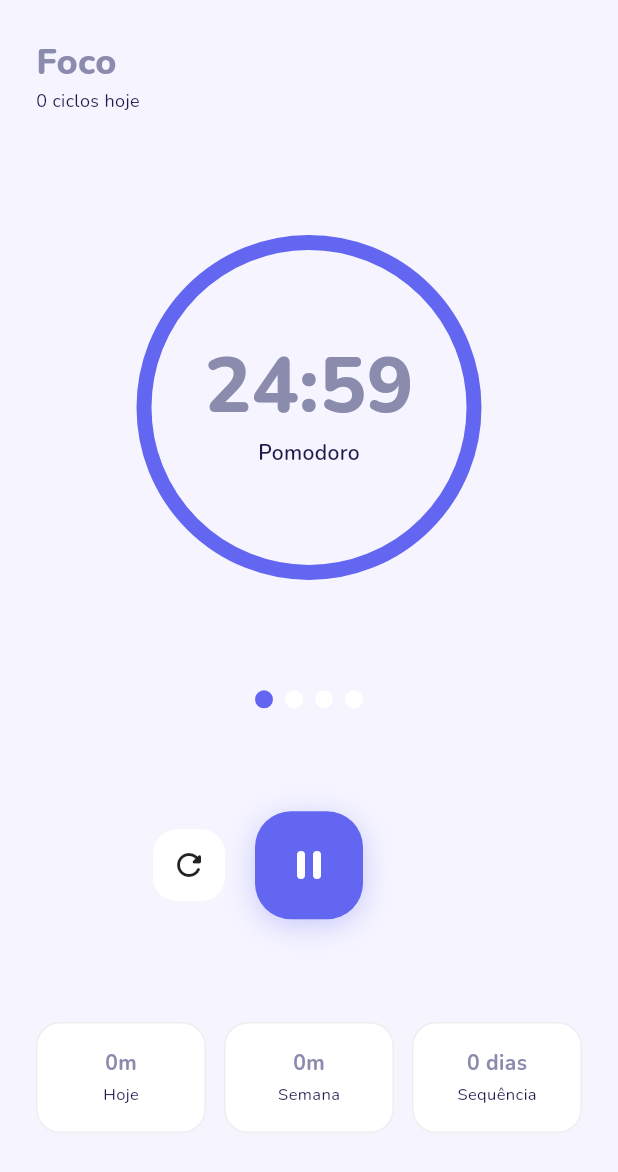
After one commit to lupetenazzi/estudos_app, a Flutter app: the FocusTimerPage screen opened directly, after a tap on the "play arrow" icon, on a phone screen of 412 x 824 dp. The commit adds this screen. Shown: the top 1172 px of the screen. Run offline on Flutter 3.47's test engine with Material 3 defaults, Android fonts, the phone set to English and light mode, and no system bars; our stand-ins replace drift, drift_flutter, flutter_riverpod, freezed_annotation, google_fonts, supabase_flutter; accounts and stored records are empty; generated files the repository leaves out were written again; network calls fail.

Commit message:
feat: adiciona tela de timer funcionando

```diff
--- a/lib/data/local/app_database.dart
+++ b/lib/data/local/app_database.dart
@@ -76,7 +76,6 @@ class AppDatabase extends _$AppDatabase {
 
   @override
   int get schemaVersion => 2;
-}
 
   @override
   MigrationStrategy get migration => MigrationStrategy(
@@ -86,6 +85,7 @@ MigrationStrategy get migration => MigrationStrategy(
       }
     },
   );
+}
 
 QueryExecutor _openConnection() {
   return driftDatabase(name: 'estudos_app_db');
--- a/lib/main.dart
+++ b/lib/main.dart
@@ -2,6 +2,7 @@ import 'package:flutter/material.dart';
 import 'package:supabase_flutter/supabase_flutter.dart';
 import 'package:flutter_riverpod/flutter_riverpod.dart';
 import 'package:estudos_app/presentation/tasks/tasks_page.dart';
+import 'package:estudos_app/presentation/timer/focus_timer_page.dart';
 import 'theme/app_theme.dart';
 
 Future<void> main() async {
--- /dev/null
+++ b/lib/presentation/timer/focus_timer_page.dart
@@ -0,0 +1,314 @@
+import 'dart:math';
+import 'package:flutter/material.dart';
+import 'package:flutter_riverpod/flutter_riverpod.dart';
+import 'timer_state.dart';
+import 'timer_notifier.dart';
+
+class FocusTimerPage extends ConsumerWidget {
+  const FocusTimerPage({super.key});
+
+  @override
+  Widget build(BuildContext context, WidgetRef ref) {
+    final timerState = ref.watch(timerProvider);
+    final notifier = ref.read(timerProvider.notifier);
+
+    final mins = (timerState.remainingSeconds ~/ 60).toString().padLeft(2, '0');
+    final secs = (timerState.remainingSeconds % 60).toString().padLeft(2, '0');
+    final progress = timerState.remainingSeconds / timerState.totalSeconds;
+
+    return Scaffold(
+      backgroundColor: Theme.of(context).colorScheme.background,
+      body: SafeArea(
+        child: Column(
+          children: [
+            // Header
+            Padding(
+              padding: const EdgeInsets.fromLTRB(24, 24, 24, 8),
+              child: Row(
+                children: [
+                  Column(
+                    crossAxisAlignment: CrossAxisAlignment.start,
+                    children: [
+                      const Text('Foco',
+                          style: TextStyle(
+                              fontSize: 24, fontWeight: FontWeight.w800)),
+                      Text(
+                        '0 ciclos hoje',
+                        style: TextStyle(
+                            fontSize: 12,
+                            color: Theme.of(context).colorScheme.onSurfaceVariant),
+                      ),
+                    ],
+                  ),
+                ],
+              ),
+            ),
+
+            Expanded(
+              child: Column(
+                mainAxisAlignment: MainAxisAlignment.spaceEvenly,
+                children: [
+
+                  // Timer circular
+                  SizedBox(
+                    width: 240,
+                    height: 240,
+                    child: CustomPaint(
+                      painter: _TimerPainter(
+                        progress: progress,
+                        color: Theme.of(context).colorScheme.primary,
+                        backgroundColor: Theme.of(context).colorScheme.surfaceVariant,
+                      ),
+                      child: Center(
+                        child: Column(
+                          mainAxisSize: MainAxisSize.min,
+                          children: [
+                            Text(
+                              '$mins:$secs',
+                              style: const TextStyle(
+                                fontSize: 52,
+                                fontWeight: FontWeight.w800,
+                                height: 1,
+                              ),
+                            ),
+                            const SizedBox(height: 8),
+                            Text(
+                              timerState.mode == TimerMode.pomodoro
+                                  ? 'Pomodoro'
+                                  : 'Livre',
+                              style: TextStyle(
+                                fontSize: 14,
+                                fontWeight: FontWeight.w600,
+                                color: Theme.of(context).colorScheme.onSurfaceVariant,
+                              ),
+                            ),
+                          ],
+                        ),
+                      ),
+                    ),
+                  ),
+
+                  // Pontos de ciclo
+                  Row(
+                    mainAxisAlignment: MainAxisAlignment.center,
+                    children: List.generate(4, (i) {
+                      return Container(
+                        width: 12,
+                        height: 12,
+                        margin: const EdgeInsets.symmetric(horizontal: 4),
+                        decoration: BoxDecoration(
+                          shape: BoxShape.circle,
+                          color: i == 0
+                              ? Theme.of(context).colorScheme.primary
+                              : Theme.of(context).colorScheme.surfaceVariant,
+                        ),
+                      );
+                    }),
+                  ),
+
+                  // Botões de controle
+                  Row(
+                    mainAxisAlignment: MainAxisAlignment.center,
+                    children: [
+                      // Botão resetar
+                      GestureDetector(
+                        onTap: () => notifier.cancelTimer(),
+                        child: Container(
+                          width: 48,
+                          height: 48,
+                          decoration: BoxDecoration(
+                            color: Theme.of(context).colorScheme.surfaceVariant,
+                            borderRadius: BorderRadius.circular(16),
+                          ),
+                          child: const Icon(Icons.refresh_rounded),
+                        ),
+                      ),
+                      const SizedBox(width: 20),
+
+                      // Botão play/pause
+                      GestureDetector(
+                        onTap: () {
+                          if (timerState.status == TimerStatus.running) {
+                            notifier.pauseTimer();
+                          } else if (timerState.status == TimerStatus.paused) {
+                            notifier.continueTimer();
+                          } else {
+                            notifier.startTimer();
+                          }
+                        },
+                        child: Container(
+                          width: 72,
+                          height: 72,
+                          decoration: BoxDecoration(
+                            color: Theme.of(context).colorScheme.primary,
+                            borderRadius: BorderRadius.circular(24),
+                            boxShadow: [
+                              BoxShadow(
+                                color: Theme.of(context)
+                                    .colorScheme
+                                    .primary
+                                    .withOpacity(0.3),
+                                blurRadius: 16,
+                                offset: const Offset(0, 4),
+                              ),
+                            ],
+                          ),
+                          child: Icon(
+                            timerState.status == TimerStatus.running
+                                ? Icons.pause_rounded
+                                : Icons.play_arrow_rounded,
+                            color: Colors.white,
+                            size: 32,
+                          ),
+                        ),
+                      ),
+                      const SizedBox(width: 20),
+                      const SizedBox(width: 48),
+                    ],
+                  ),
+
+                  // Cards de estatísticas
+                  Padding(
+                    padding: const EdgeInsets.symmetric(horizontal: 24),
+                    child: Row(
+                      children: [
+                        _StatCard(label: 'Hoje', value: '0m'),
+                        const SizedBox(width: 12),
+                        _StatCard(label: 'Semana', value: '0m'),
+                        const SizedBox(width: 12),
+                        _StatCard(label: 'Sequência', value: '0 dias'),
+                      ],
+                    ),
+                  ),
+                ],
+              ),
+            ),
+          ],
+        ),
+      ),
+    );
+  }
+}
+
+// Seletor de modo
+class _ModeButton extends StatelessWidget {
+  final String label;
+  final bool selected;
+  final VoidCallback onTap;
+
+  const _ModeButton({
+    required this.label,
+    required this.selected,
+    required this.onTap,
+  });
+
+  @override
+  Widget build(BuildContext context) {
+    return Expanded(
+      child: GestureDetector(
+        onTap: onTap,
+        child: AnimatedContainer(
+          duration: const Duration(milliseconds: 200),
+          height: 36,
+          decoration: BoxDecoration(
+            color: selected
+                ? Theme.of(context).colorScheme.surface
+                : Colors.transparent,
+            borderRadius: BorderRadius.circular(12),
+            boxShadow: selected
+                ? [BoxShadow(color: Colors.black.withOpacity(0.06), blurRadius: 4)]
+                : [],
+          ),
+          child: Center(
+            child: Text(
+              label,
+              style: TextStyle(
+                fontSize: 13,
+                fontWeight: FontWeight.w700,
+                color: selected
+                    ? Theme.of(context).colorScheme.onSurface
+                    : Theme.of(context).colorScheme.onSurfaceVariant,
+              ),
+            ),
+          ),
+        ),
+      ),
+    );
+  }
+}
+
+// Card de estatística
+class _StatCard extends StatelessWidget {
+  final String label;
+  final String value;
+
+  const _StatCard({required this.label, required this.value});
+
+  @override
+  Widget build(BuildContext context) {
+    return Expanded(
+      child: Container(
+        padding: const EdgeInsets.all(16),
+        decoration: BoxDecoration(
+          color: Theme.of(context).colorScheme.surface,
+          borderRadius: BorderRadius.circular(16),
+          border: Border.all(color: Colors.grey.shade200),
+        ),
+        child: Column(
+          children: [
+            Text(value,
+                style: const TextStyle(
+                    fontSize: 14, fontWeight: FontWeight.w700)),
+            const SizedBox(height: 4),
+            Text(label,
+                style: TextStyle(
+                    fontSize: 11,
+                    color: Theme.of(context).colorScheme.onSurfaceVariant)),
+          ],
+        ),
+      ),
+    );
+  }
+}
+
+// Painter do anel
+class _TimerPainter extends CustomPainter {
+  final double progress;
+  final Color color;
+  final Color backgroundColor;
+
+  _TimerPainter({
+    required this.progress,
+    required this.color,
+    required this.backgroundColor,
+  });
+
+  @override
+  void paint(Canvas canvas, Size size) {
+    final center = Offset(size.width / 2, size.height / 2);
+    final radius = size.width / 2 - 10;
+    final rect = Rect.fromCircle(center: center, radius: radius);
+
+    // Anel de fundo
+    final bgPaint = Paint()
+      ..color = backgroundColor
+      ..style = PaintingStyle.stroke
+      ..strokeWidth = 10
+      ..strokeCap = StrokeCap.round;
+
+    canvas.drawArc(rect, 0, 2 * pi, false, bgPaint);
+
+    // Anel de progresso
+    final progressPaint = Paint()
+      ..color = color
+      ..style = PaintingStyle.stroke
+      ..strokeWidth = 10
+      ..strokeCap = StrokeCap.round;
+
+    canvas.drawArc(rect, -pi / 2, 2 * pi * progress, false, progressPaint);
+  }
+
+  @override
+  bool shouldRepaint(_TimerPainter old) =>
+      old.progress != progress;
+}
```
Lines whose indentation alone changed are shown as unchanged.
